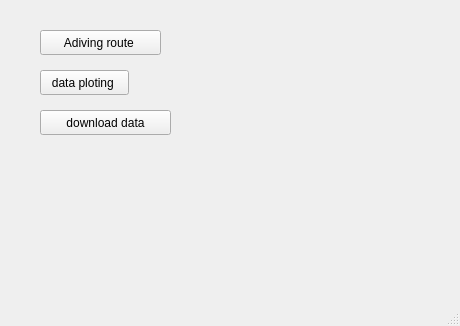
xavihart/CS241_QtProj, file final_proj/openwindow.ui: the form before one commit.
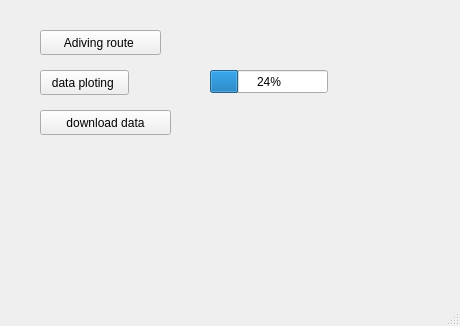
The form after the commit.

```diff
--- a/final_proj/openwindow.ui
+++ b/final_proj/openwindow.ui
@@ -53,6 +53,19 @@
      <string>download data</string>
     </property>
    </widget>
+   <widget class="QProgressBar" name="progressBar">
+    <property name="geometry">
+     <rect>
+      <x>210</x>
+      <y>70</y>
+      <width>118</width>
+      <height>23</height>
+     </rect>
+    </property>
+    <property name="value">
+     <number>24</number>
+    </property>
+   </widget>
   </widget>
   <widget class="QMenuBar" name="menubar">
    <property name="geometry">
```
